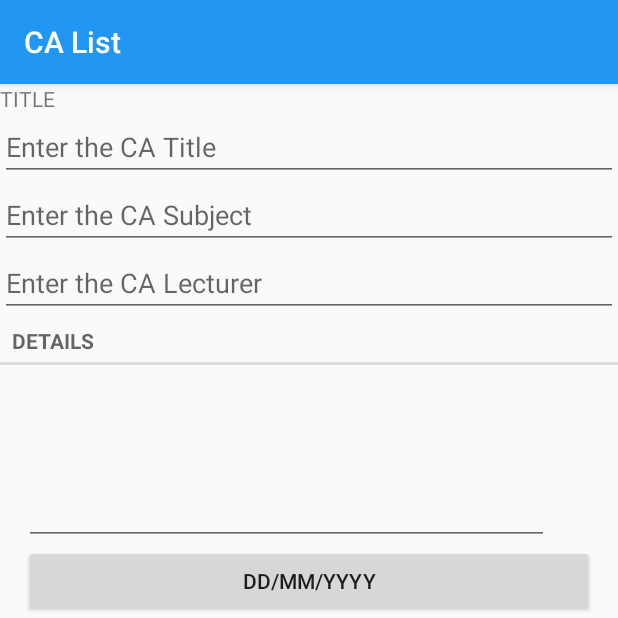
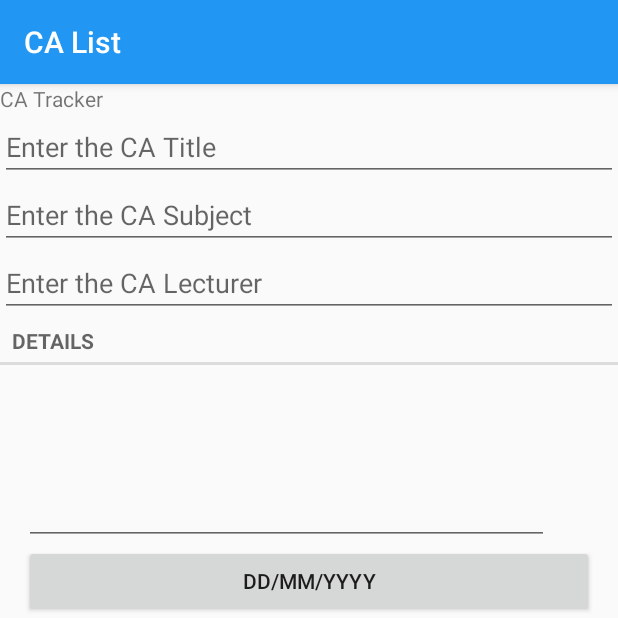
Before and after one commit to aaronoh/CA1OOPD, an Android app: the screen it shows after launch (CAListActivity), after a tap on an icon or button, on a phone screen of 412 x 824 dp, the top half of it. Run offline under Robolectric (Android 15) with nearby library versions, the phone set to English and light mode, and no system bars.

Commit message:
App Rename

```diff
--- a/app/src/main/res/values/strings.xml
+++ b/app/src/main/res/values/strings.xml
@@ -1,5 +1,5 @@
 <resources>
-    <string name="app_name"><Lab></Lab>7</string>
-    <string name="ca_title_label">TITLE</string>
+    <string name="app_name">CaTracker</string>
+    <string name="ca_title_label">CA Tracker</string>
     <string name="ca_details_label">DETAILS</string>
 </resources>
```
